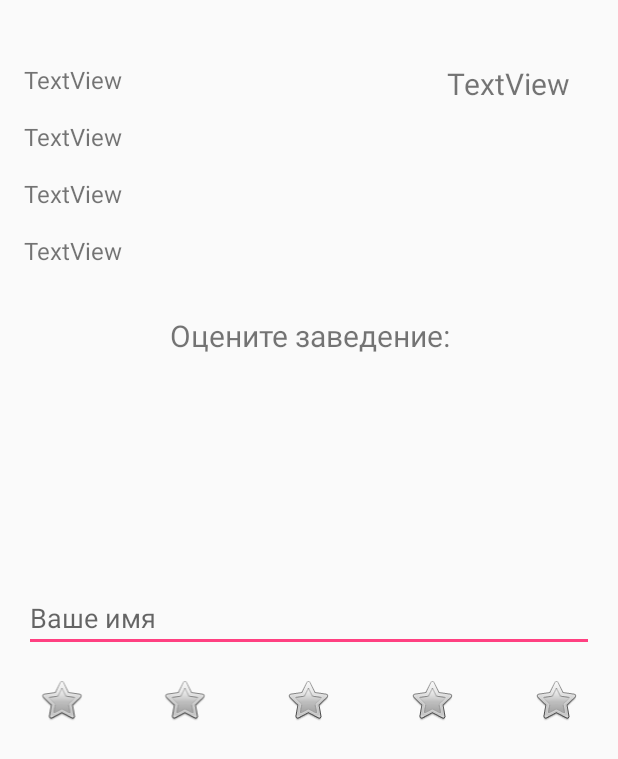
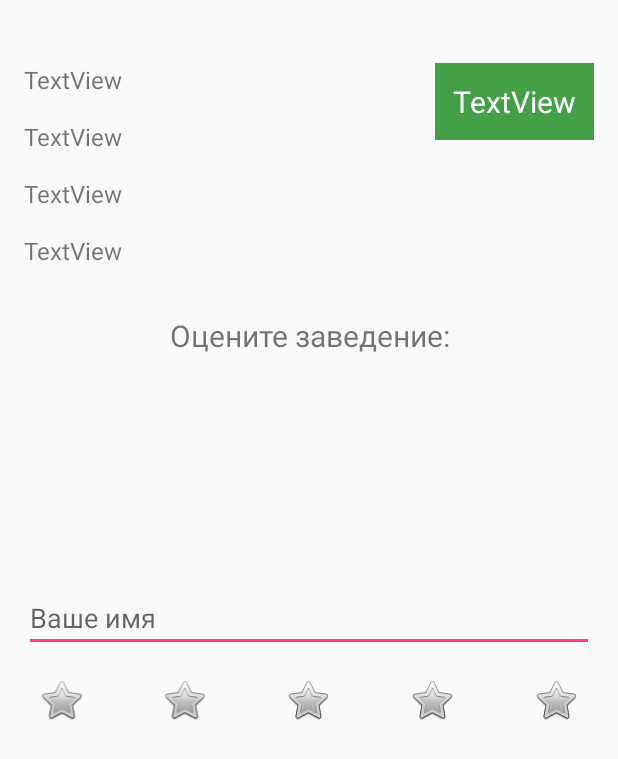
Before and after one commit to Codename26/Time2Eat, an Android app: the layout activity_venue_details.xml on its own in the app's theme, with its tools: preview values and no code run, on a phone screen of 412 x 824 dp. Shown: the top 759 px of the screen. Run offline under Robolectric (Android 15) with nearby library versions, the phone set to English and light mode, and no system bars.

Commit message:
added code for venuedetails activity

```diff
--- a/app/build.gradle
+++ b/app/build.gradle
@@ -22,6 +22,7 @@ android {
 dependencies {
     implementation fileTree(dir: 'libs', include: ['*.jar'])
     implementation 'com.android.support:appcompat-v7:27.0.2'
+    implementation 'com.android.support.constraint:constraint-layout:1.0.2'
     compile 'com.android.support:support-v4:27.0.2'
     compile 'com.android.support:cardview-v7:27.0.2'
     compile 'com.google.android.gms:play-services-maps:11.2.0'
--- a/app/src/main/AndroidManifest.xml
+++ b/app/src/main/AndroidManifest.xml
@@ -14,8 +14,7 @@
         android:theme="@style/AppTheme">
         <meta-data
             android:name="com.google.android.geo.API_KEY"
-            android:value="@string/google_maps_key"
-            />
+            android:value="@string/google_maps_key" />
 
         <activity
             android:name=".MapsActivity"
@@ -26,7 +25,8 @@
                 <category android:name="android.intent.category.LAUNCHER" />
             </intent-filter>
         </activity>
-        <activity android:name=".VenuesListActivity"></activity>
+        <activity android:name=".VenuesListActivity" />
+        <activity android:name=".VenueDetailsActivity"></activity>
     </application>
 
 </manifest>
--- a/app/src/main/java/com/example/user/time2eat/MapsActivity.java
+++ b/app/src/main/java/com/example/user/time2eat/MapsActivity.java
@@ -50,6 +50,7 @@ public class MapsActivity extends AppCompatActivity implements OnMapReadyCallbac
     private static final float DEFAULT_ZOOM = 15;
     public static final String LAST_KNOWN_LOCATION = "LAST_KNOWN_LOCATION";
     public static final String RADIUS = "radius";
+    public static final String VENUE_DETAILS = "venue_details";
 
     private GoogleMap mMap;
     private boolean mLocationPermissionGranted = false;
--- a/app/src/main/res/layout/activity_venue_details.xml
+++ b/app/src/main/res/layout/activity_venue_details.xml
@@ -33,8 +33,7 @@
         android:id="@+id/tvAddress"
         android:layout_width="wrap_content"
         android:layout_height="wrap_content"
-        android:layout_alignEnd="@+id/tvPhone"
-        android:layout_alignRight="@+id/tvPhone"
+        android:layout_alignLeft="@+id/tvPhone"
         android:layout_below="@+id/tvPhone"
         android:layout_marginTop="16dp"
         android:textSize="@dimen/textSize"
@@ -58,9 +57,12 @@
         android:layout_alignParentEnd="true"
         android:layout_alignParentRight="true"
         android:layout_alignTop="@+id/tvName"
-        android:layout_marginEnd="32dp"
-        android:layout_marginRight="32dp"
+        android:layout_marginEnd="16dp"
+        android:layout_marginRight="16dp"
         android:textSize="@dimen/textSizeHeader"
+        android:background="@color/colorGreenRating"
+        android:textColor="@color/colortextWhite"
+        android:padding="12dp"
         android:text="TextView" />
 
     <TextView
@@ -81,6 +83,7 @@
         android:layout_centerVertical="true"
         android:layout_marginLeft="16dp"
         android:layout_marginRight="16dp"
+        android:layout_marginTop="16dp"
         android:layout_marginBottom="8dp"
         android:ems="10"
         android:inputType="textPersonName"
```
Also changed, not shown: app/src/main/java/com/example/user/time2eat/FoursquareItem.java (+52 -1 lines), app/src/main/java/com/example/user/time2eat/VenueDetailsActivity.java (+39 -4 lines), app/src/main/java/com/example/user/time2eat/VenuesAdapter.java (+20 -1 lines), app/src/main/java/com/example/user/time2eat/VenuesListActivity.java (+9 -0 lines).
